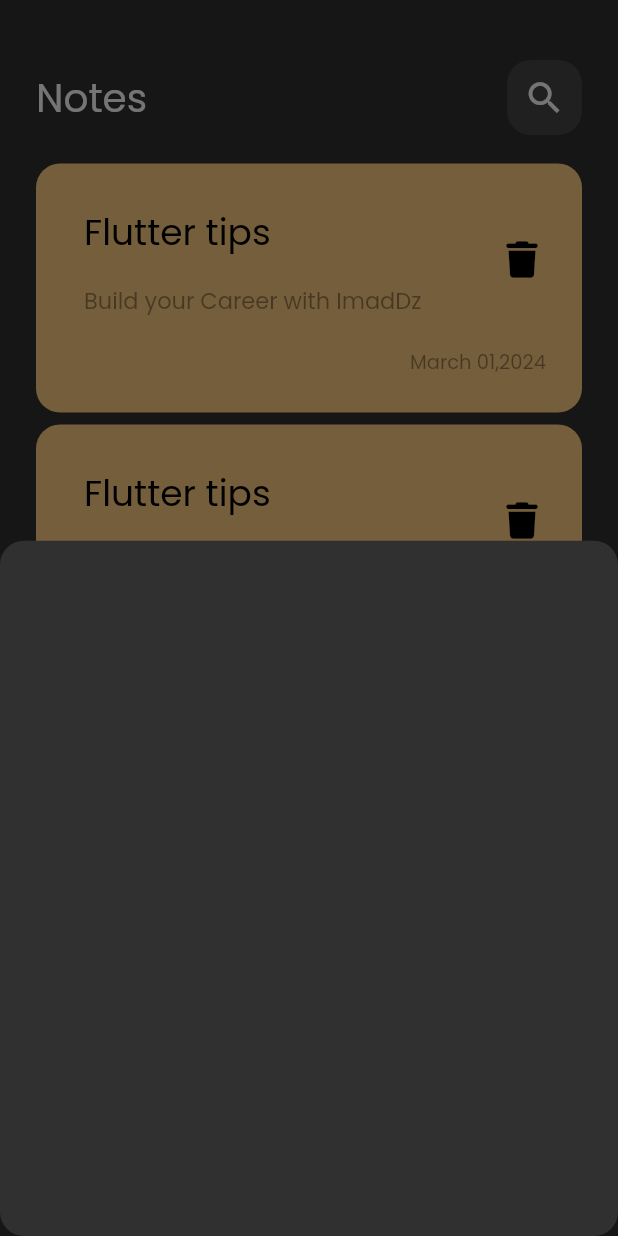
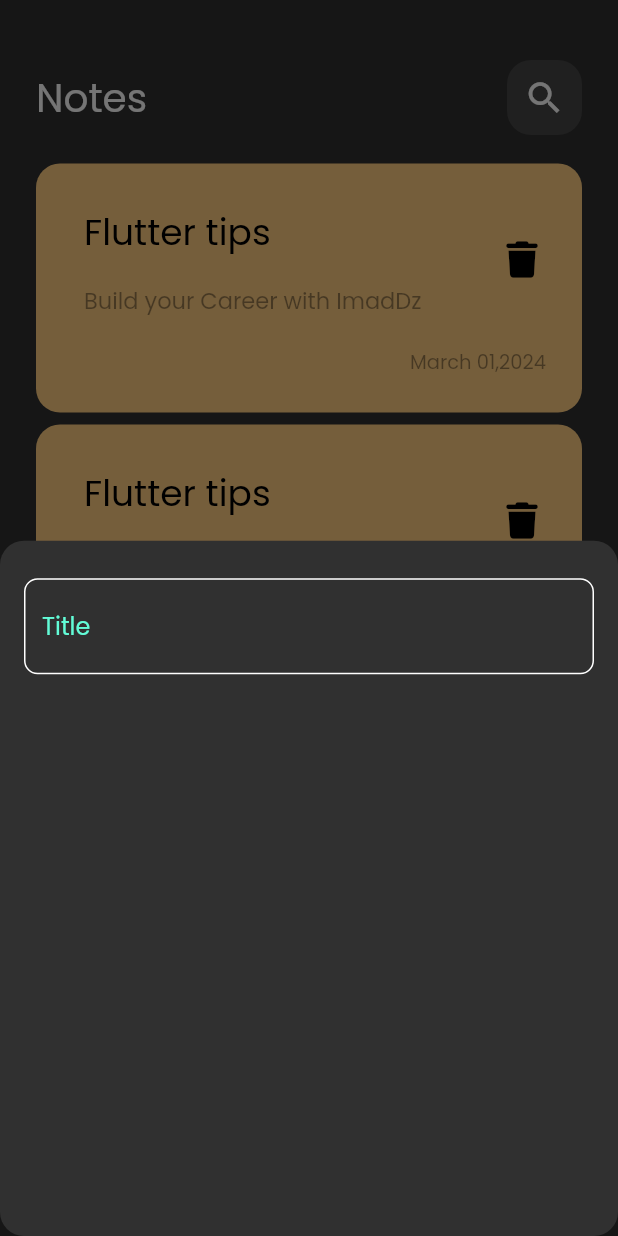
Before and after one commit to ImadDz-7/notes_app, a Flutter app: the screen it shows after launch, after a tap on the "add" icon, on a phone screen of 412 x 824 dp. Run offline on Flutter 3.47's test engine with Material 2 defaults, Android fonts, the phone set to English and light mode, and no system bars; our stand-ins replace font_awesome_flutter.

Commit message:
create Custom TextField

```diff
--- /dev/null
+++ b/lib/constants.dart
@@ -0,0 +1,3 @@
+import 'package:flutter/material.dart';
+
+const kPrimaryColor = Color(0xff62FCD7);
--- a/lib/views/widgets/add_note_bottom_sheet.dart
+++ b/lib/views/widgets/add_note_bottom_sheet.dart
@@ -1,10 +1,21 @@
 import 'package:flutter/material.dart';
+import 'package:notes_app/views/widgets/custom_text_field.dart';
 
 class AddNoteBottomSheet extends StatelessWidget {
   const AddNoteBottomSheet({super.key});
 
   @override
   Widget build(BuildContext context) {
-    return Container();
+    return Padding(
+      padding: const EdgeInsets.symmetric(horizontal: 16),
+      child: Column(
+        children: const [
+          SizedBox(
+            height: 25,
+          ),
+          CustomTextField(),
+        ],
+      ),
+    );
   }
 }
--- /dev/null
+++ b/lib/views/widgets/custom_text_field.dart
@@ -0,0 +1,30 @@
+import 'package:flutter/material.dart';
+import 'package:notes_app/constants.dart';
+
+
+class CustomTextField extends StatelessWidget {
+  const CustomTextField({super.key});
+
+  @override
+  Widget build(BuildContext context) {
+    return TextField(
+      cursorColor: kPrimaryColor,
+      decoration: InputDecoration(
+        hintText: 'Title',
+        hintStyle: const TextStyle(color: kPrimaryColor),
+        border: buildBorder(),
+        enabledBorder: buildBorder(),
+        focusedBorder: buildBorder(kPrimaryColor),
+      ),
+    );
+  }
+
+  OutlineInputBorder buildBorder([color]) {
+    return OutlineInputBorder(
+        borderRadius: BorderRadius.circular(9),
+        borderSide: BorderSide(
+          color: color ?? Colors.white,
+        ),
+      );
+  }
+}
```
